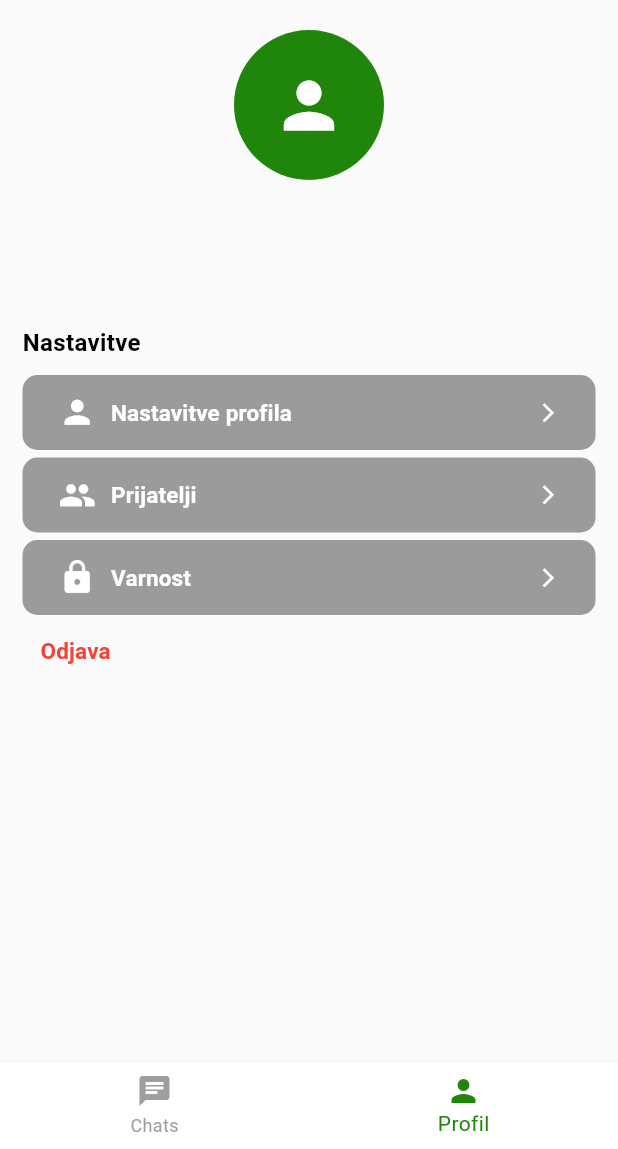
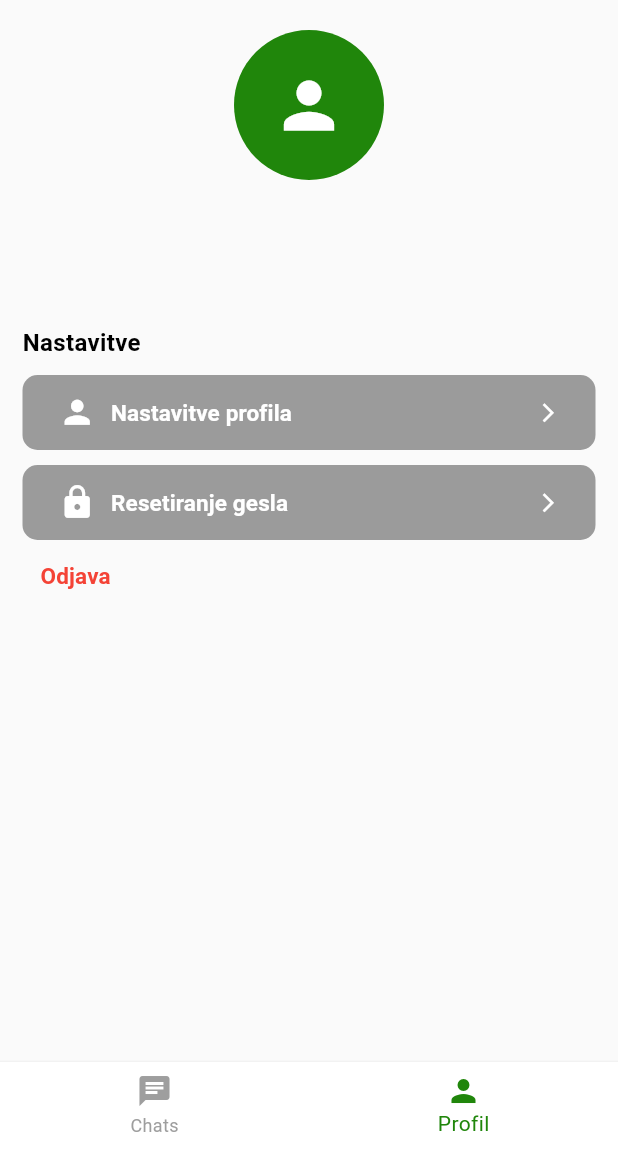
Before and after one commit to zigapovhe/dash, a Flutter app: the ProfileScreen screen opened by its route, on a phone screen of 412 x 824 dp, the part 87-1236 px from its top. Run offline on Flutter 3.47's test engine with Material 2 defaults, Android fonts, the phone set to English and light mode, and no system bars; our stand-ins replace cloud_firestore, cloud_functions, firebase_auth, firebase_core, firebase_database, flutter_riverpod and 5 more; missing offline and left inert: swipeable_tile; accounts and stored records are empty; generated files the repository leaves out were written again.

Commit message:
remove friends modal and button from settings

```diff
--- a/lib/screens/mainScreens/profileScreen/profileScreen.dart
+++ b/lib/screens/mainScreens/profileScreen/profileScreen.dart
@@ -65,19 +65,10 @@ class ProfileScreen extends ConsumerWidget {
                     }
                 ),
                 const SizedBox(height: 5),
-                SettingsButton(
-                    text: "Prijatelji",
-                    icon: Icons.people,
-                    onTap: (){
-                      showModalBottomSheet(
-                          context: context,
-                          builder: (context) => const AccountSettingsModal()
-                      );
-                    }
-                ),
+
                 const SizedBox(height: 5),
                 SettingsButton(
-                    text: "Varnost",
+                    text: "Resetiranje gesla",
                     icon: Icons.lock,
                     onTap: (){
                       showModalBottomSheet(
```
